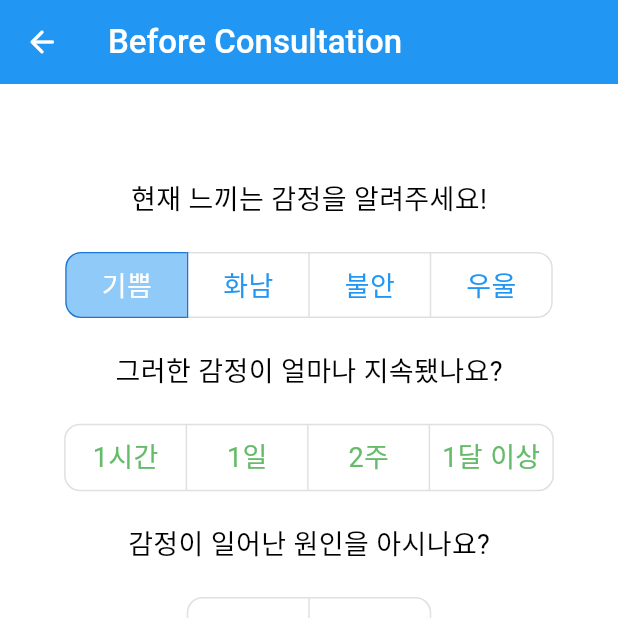
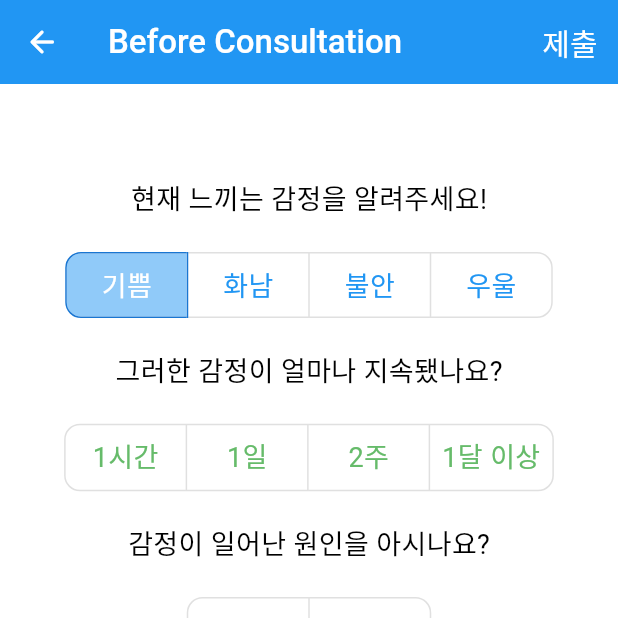
Before and after one commit to Time-Travel-Partition/emotion_chat, a Flutter app: the BeforeConsultationScreen screen opened directly with empty values, on a phone screen of 412 x 824 dp, the top half of it. Run offline on Flutter 3.47's test engine with Material 3 defaults, Android fonts, the phone set to English and light mode, and no system bars; our stand-ins replace cloud_firestore, firebase_auth, firebase_core, image_picker; accounts and stored records are empty.

Commit message:
🚨 fix: 상담 신청 화면 제출 버튼 다시 복구

```diff
--- a/lib/screens/main/chat_tab/before_consultation_screen.dart
+++ b/lib/screens/main/chat_tab/before_consultation_screen.dart
@@ -144,6 +144,18 @@ class _BeforeConsultationScreenState extends State<BeforeConsultationScreen> {
           },
           icon: const Icon(Icons.arrow_back_rounded),
         ),
+        actions: [
+          TextButton(
+            onPressed: onSubmit,
+            child: const Text(
+              '제출',
+              style: TextStyle(
+                fontSize: 20,
+                color: Colors.white,
+              ),
+            ),
+          ),
+        ],
       ),
       drawer: const SideDrawer(),
       bottomNavigationBar: const BottonMenuBar(),
```
